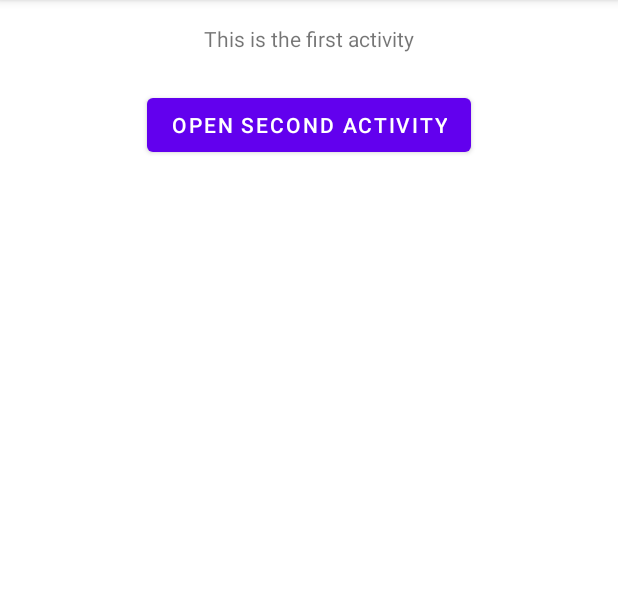
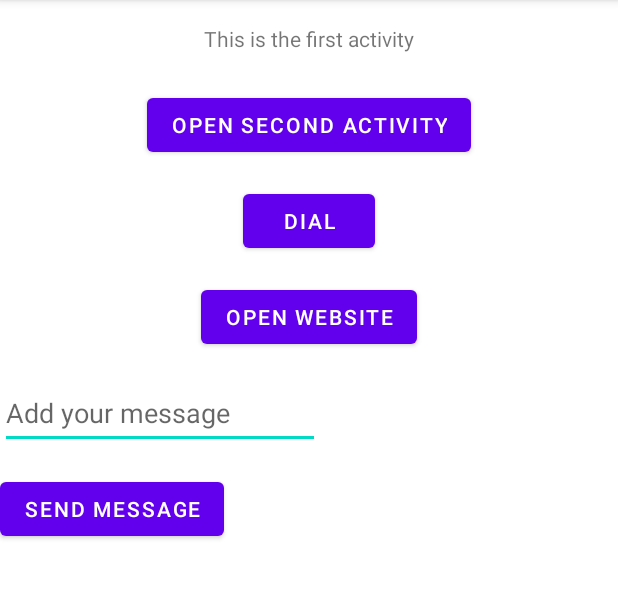
Before and after one commit to AlexandruPaul21/AndroidFall2022-Google, an Android app: the FirstActivity screen opened directly, with no data from a screen before it, on a phone screen of 412 x 824 dp, the part 84-683 px from its top. Run offline under Robolectric (Android 15) with nearby library versions, the phone set to English and light mode, and no system bars.

```diff
--- a/app/build.gradle
+++ b/app/build.gradle
@@ -33,6 +33,7 @@ dependencies {
     implementation 'androidx.appcompat:appcompat:1.4.1'
     implementation 'com.google.android.material:material:1.5.0'
     implementation 'androidx.constraintlayout:constraintlayout:2.1.3'
+    implementation 'com.squareup.picasso:picasso:2.71828'
     testImplementation 'junit:junit:4.13.2'
     androidTestImplementation 'androidx.test.ext:junit:1.1.3'
     androidTestImplementation 'androidx.test.espresso:espresso-core:3.4.0'
--- a/app/src/main/java/com/alexsirbu/androidfall2022/MoviesActivity.java
+++ b/app/src/main/java/com/alexsirbu/androidfall2022/MoviesActivity.java
@@ -30,7 +30,7 @@ public class MoviesActivity extends AppCompatActivity {
     // step 1.2 => Populate the date source
     private void setMovies() {
         movieList = new ArrayList<>();
-        movieList.add(new Movie("Home Alone", "Comedy", ""));
+        movieList.add(new Movie("Home Alone", "Comedy", "https://lumiere-a.akamaihd.net/v1/images/homealone2_7706aa6d.jpeg"));
         movieList.add(new Movie("Harry Potter", "Fantasy", ""));
         movieList.add(new Movie("Kill Bill", "Action", ""));
         movieList.add(new Movie("Avatar", "Science-Fiction", ""));
--- a/app/src/main/java/com/alexsirbu/androidfall2022/activities/FirstActivity.java
+++ b/app/src/main/java/com/alexsirbu/androidfall2022/activities/FirstActivity.java
@@ -3,15 +3,27 @@ package com.alexsirbu.androidfall2022.activities;
 import androidx.appcompat.app.AppCompatActivity;
 
 import android.content.Intent;
+import android.net.Uri;
 import android.os.Bundle;
 import android.util.Log;
 import android.widget.Button;
+import android.widget.EditText;
 
 import com.alexsirbu.androidfall2022.R;
 
 public class FirstActivity extends AppCompatActivity {
     private final static String TAG = "FirstActivity";
+
+    protected static final String MESSAGE = "message";
+    protected static final String AGE = "age";
+    protected static final String STATUS = "status";
+
     private Button buttonOpenSecondActivity;
+    private Button buttonDial;
+    private Button buttonOpenWebsite;
+    private Button buttonSendMessage;
+    private EditText editTextMessage;
+
 
     @Override
     protected void onCreate(Bundle savedInstanceState) {
@@ -20,6 +32,43 @@ public class FirstActivity extends AppCompatActivity {
         Log.e(TAG, "onCreate");
 
         setupButton();
+        setupButtonDial();
+        setupWebButton();
+
+        setupButtonSendMessage();
+    }
+
+    private void setupButtonSendMessage() {
+        editTextMessage = findViewById(R.id.editTextMessage);
+        buttonSendMessage = findViewById(R.id.buttonSendMessage);
+        buttonSendMessage.setOnClickListener(view -> {
+            String message = editTextMessage.getText().toString();
+            if (message.length() > 0) {
+                Intent sendMessage = new Intent(FirstActivity.this, SecondActivity.class);
+                sendMessage.putExtra(MESSAGE, message);
+                sendMessage.putExtra(AGE, 23);
+                sendMessage.putExtra(STATUS, false);
+                startActivity(sendMessage);
+            }
+        });
+    }
+
+    private void setupWebButton() {
+        buttonOpenWebsite = findViewById(R.id.buttonOpenWebsite);
+        buttonOpenWebsite.setOnClickListener(view -> {
+            Intent openWebsite = new Intent(Intent.ACTION_VIEW);
+            openWebsite.setData(Uri.parse("https://developer.android.com/"));
+            startActivity(openWebsite);
+        });
+    }
+
+    private void setupButtonDial() {
+        buttonDial = findViewById(R.id.buttonDial);
+        buttonDial.setOnClickListener(view -> {
+            Intent dialActivity = new Intent(Intent.ACTION_DIAL);
+            dialActivity.setData(Uri.parse("tel:0766238026"));
+            startActivity(dialActivity);
+        });
     }
 
     private void setupButton() {
--- a/app/src/main/res/layout/activity_first.xml
+++ b/app/src/main/res/layout/activity_first.xml
@@ -25,4 +25,45 @@
         app:layout_constraintEnd_toEndOf="parent"
         app:layout_constraintStart_toStartOf="parent"
         app:layout_constraintTop_toBottomOf="@+id/textView" />
+
+    <Button
+        android:id="@+id/buttonDial"
+        android:layout_width="wrap_content"
+        android:layout_height="wrap_content"
+        android:layout_marginTop="16dp"
+        android:text="@string/dial"
+        app:layout_constraintEnd_toEndOf="parent"
+        app:layout_constraintStart_toStartOf="parent"
+        app:layout_constraintTop_toBottomOf="@+id/buttonOpenSecondActivity" />
+
+    <Button
+        android:id="@+id/buttonOpenWebsite"
+        android:layout_width="wrap_content"
+        android:layout_height="wrap_content"
+        android:layout_marginTop="16dp"
+        android:text="@string/open_website"
+        app:layout_constraintEnd_toEndOf="parent"
+        app:layout_constraintStart_toStartOf="parent"
+        app:layout_constraintTop_toBottomOf="@+id/buttonDial" />
+
+    <EditText
+        android:id="@+id/editTextMessage"
+        android:layout_width="wrap_content"
+        android:layout_height="wrap_content"
+        android:layout_marginTop="16dp"
+        android:ems="10"
+        android:inputType="textPersonName"
+        android:minHeight="48dp"
+        android:hint="@string/add_your_message"
+        app:layout_constraintStart_toStartOf="parent"
+        app:layout_constraintTop_toBottomOf="@+id/buttonOpenWebsite" />
+
+    <Button
+        android:id="@+id/buttonSendMessage"
+        android:layout_width="wrap_content"
+        android:layout_height="wrap_content"
+        android:layout_marginTop="16dp"
+        android:text="@string/send_message"
+        app:layout_constraintStart_toStartOf="parent"
+        app:layout_constraintTop_toBottomOf="@+id/editTextMessage" />
 </androidx.constraintlayout.widget.ConstraintLayout>
--- a/app/src/main/res/values/strings.xml
+++ b/app/src/main/res/values/strings.xml
@@ -24,4 +24,8 @@
     <string name="open_new_activity">Open new activity</string>
     <string name="this_is_the_second_activity">This is the second activity</string>
     <string name="open_second_activity">Open second activity</string>
+    <string name="dial">Dial</string>
+    <string name="open_website">Open website</string>
+    <string name="add_your_message">Add your message</string>
+    <string name="send_message">Send message</string>
 </resources>
```
Also changed, not shown: app/src/main/java/com/alexsirbu/androidfall2022/MovieAdapter.java (+7 -0 lines), app/src/main/java/com/alexsirbu/androidfall2022/activities/SecondActivity.java (+21 -0 lines), app/src/main/res/layout/activity_second.xml (+9 -0 lines), app/src/main/res/drawable-v24/error.jpg (added).
